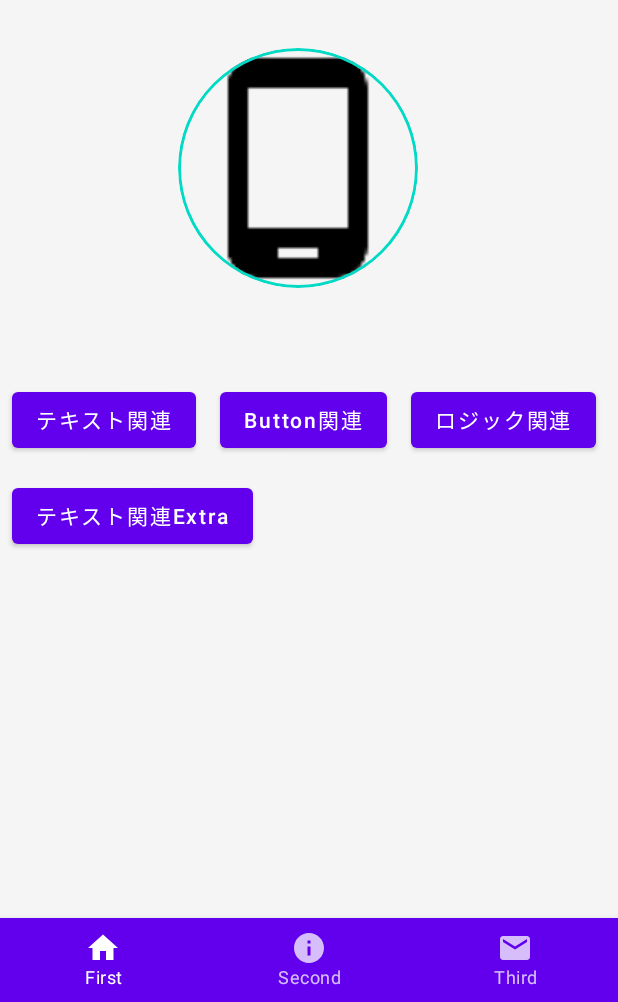
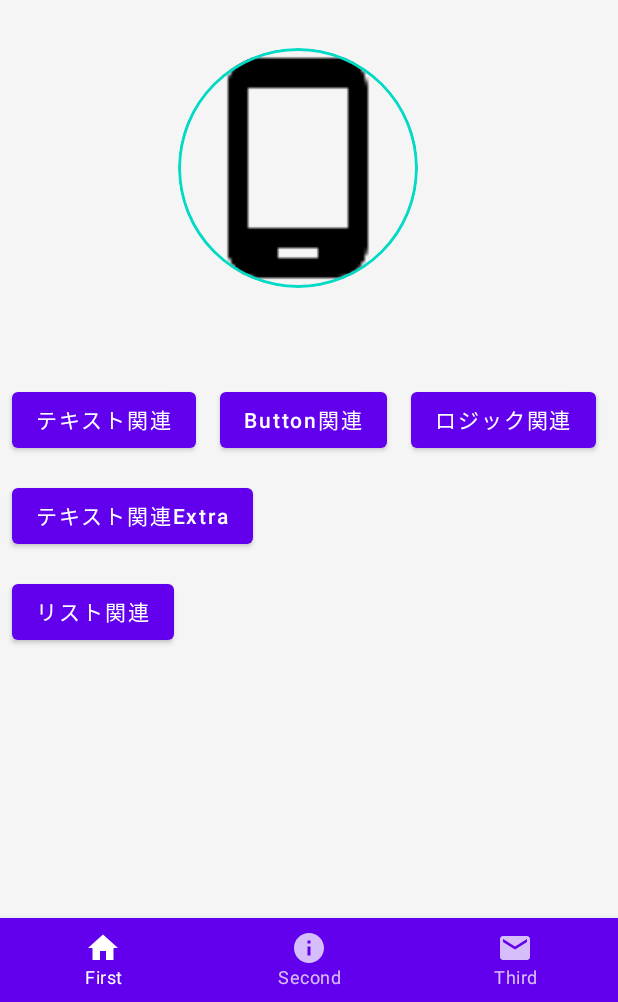
Before and after one commit to hayashitoshiki/ComposeSample, an Android app built with Jetpack Compose: the screen it shows after launch (MainActivity), on a phone screen of 412 x 824 dp, the part 234-1236 px from its top. Run offline under Robolectric (Android 15) with nearby library versions, the phone set to English and light mode, and no system bars; our stand-ins replace Dagger/Hilt's generated code, constraintlayout-compose.

Commit message:
テーブルサンプル追加

```diff
--- a/app/src/main/java/com/myapp/composesample/ui/Navigation.kt
+++ b/app/src/main/java/com/myapp/composesample/ui/Navigation.kt
@@ -80,6 +80,12 @@ enum class NavigationScreens(
         "logic_group_fragment_navigate",
         R.string.button_nav,
         Icons.Filled.Email
+    ),
+    LIST_GROUP_SCREEN(
+        Group.LEFT,
+        "list_group_extra_fragment_navigate",
+        R.string.button_nav,
+        Icons.Filled.Email
     );
 
     enum class Group {
@@ -128,6 +134,7 @@ fun AppNavHost(
         composable(route = NavigationScreens.TEXT_GROUP_EXTRA_SCREEN.route) { TextGroupExtraScreen(viewModel()) }
         composable(route = NavigationScreens.BUTTON_GROUP_SCREEN.route) { ButtonGroupScreen(buttonViewModel) }
         composable(route = NavigationScreens.LOGIC_GROUP_SCREEN.route) { LogicGroupScreen(logicViewModel) }
+        composable(route = NavigationScreens.LIST_GROUP_SCREEN.route) { ListGroupScreen(viewModel()) }
     }
 }
 
--- a/app/src/main/java/com/myapp/composesample/ui/left/FirstContract.kt
+++ b/app/src/main/java/com/myapp/composesample/ui/left/FirstContract.kt
@@ -20,6 +20,7 @@ interface FirstContract : BaseContract {
         object NavigateToTextGroupExtraScreen : Effect()
         object NavigateToButtonGroupScreen : Effect()
         object NavigateToLogicScreen : Effect()
+        object NavigateToListGroupScreen : Effect()
     }
 
     /**
@@ -31,5 +32,6 @@ interface FirstContract : BaseContract {
         object NavigateToTextGroupExtraScreen : Event()
         object NavigateToButtonGroupScreen : Event()
         object NavigateToLogicScreen : Event()
+        object NavigateToListGroupScreen : Event()
     }
 }
--- a/app/src/main/java/com/myapp/composesample/ui/left/FirstScreen.kt
+++ b/app/src/main/java/com/myapp/composesample/ui/left/FirstScreen.kt
@@ -76,6 +76,15 @@ fun FirstScreen(viewModel: FirstViewModel, navController: NavHostController) {
                         restoreState = true
                     }
                 }
+                is FirstContract.Effect.NavigateToListGroupScreen -> {
+                    navController.navigate(NavigationScreens.LIST_GROUP_SCREEN.route) {
+                        popUpTo(NavigationScreens.FIRST_SCREEN.route) {
+                            saveState = true
+                        }
+                        launchSingleTop = true
+                        restoreState = true
+                    }
+                }
             }
         }.collect()
     }
@@ -93,13 +102,17 @@ fun FirstScreen(viewModel: FirstViewModel, navController: NavHostController) {
     val navigateToLogicScreen: () -> Unit = {
         viewModel.setEvent(FirstContract.Event.NavigateToLogicScreen)
     }
+    val navigateToLListGroupScreen: () -> Unit = {
+        viewModel.setEvent(FirstContract.Event.NavigateToListGroupScreen)
+    }
     // 画面描画
     Column(modifier = Modifier.fillMaxWidth()) {
         ConstraintLayoutContent(
             navigateToTextGroupScreen,
             navigateToTextGroupExtraScreen,
             navigateToButtonGroupScreen,
-            navigateToLogicScreen
+            navigateToLogicScreen,
+            navigateToLListGroupScreen
         )
     }
 }
@@ -113,10 +126,11 @@ fun ConstraintLayoutContent(
     navigateToTextGroupScreen: () -> Unit,
     navigateToTextGroupExtraScreen: () -> Unit,
     navigateToButtonGroupScreen: () -> Unit,
-    navigateToLogicScreen: () -> Unit
+    navigateToLogicScreen: () -> Unit,
+    navigateToLListGroupScreen: () -> Unit
 ) {
     ConstraintLayout {
-        val (title, img, button1, button2, button3, button4) = createRefs()
+        val (title, img, button1, button2, button3, button4, button5) = createRefs()
 
         // タイトル
         Text(
@@ -189,6 +203,16 @@ fun ConstraintLayoutContent(
             Text(stringResource(id = R.string.btn_logic_screen))
         }
 
+        // リスト関連ボタン
+        Button(
+            onClick = { navigateToLListGroupScreen() },
+            modifier = Modifier.constrainAs(button5) {
+                top.linkTo(button4.bottom, margin = 16.dp)
+                start.linkTo(button4.start)
+            }
+        ) {
+            Text(stringResource(id = R.string.btn_list_screen))
+        }
     }
 }
 
--- a/app/src/main/java/com/myapp/composesample/ui/left/FirstViewModel.kt
+++ b/app/src/main/java/com/myapp/composesample/ui/left/FirstViewModel.kt
@@ -31,6 +31,7 @@ class FirstViewModel @Inject constructor() :
         is FirstContract.Event.NavigateToTextGroupScreen -> setEffect { FirstContract.Effect.NavigateToTextGroupScreen }
         is FirstContract.Event.NavigateToTextGroupExtraScreen -> setEffect { FirstContract.Effect.NavigateToTextGroupExtraScreen }
         is FirstContract.Event.NavigateToLogicScreen -> setEffect { FirstContract.Effect.NavigateToLogicScreen }
+        is FirstContract.Event.NavigateToListGroupScreen -> setEffect { FirstContract.Effect.NavigateToListGroupScreen }
     }
 
 
--- a/app/src/main/res/values/strings.xml
+++ b/app/src/main/res/values/strings.xml
@@ -14,6 +14,7 @@
     <string name="btn_text_extra_screen">テキスト関連Extra</string>
     <string name="btn_button_screen">Button関連</string>
     <string name="btn_logic_screen">ロジック関連</string>
+    <string name="btn_list_screen">リスト関連</string>
 
     <!-- Button Screen Text -->
     <string name="btn_txt_default">デフォルトボタン</string>
```
Also changed, not shown: app/src/main/java/com/myapp/composesample/ui/left/ListGroupContract.kt (added, +47 -0 lines), app/src/main/java/com/myapp/composesample/ui/left/ListGroupScreen.kt (added, +177 -0 lines), app/src/main/java/com/myapp/composesample/ui/left/ListGroupViewModel.kt (added, +58 -0 lines).
